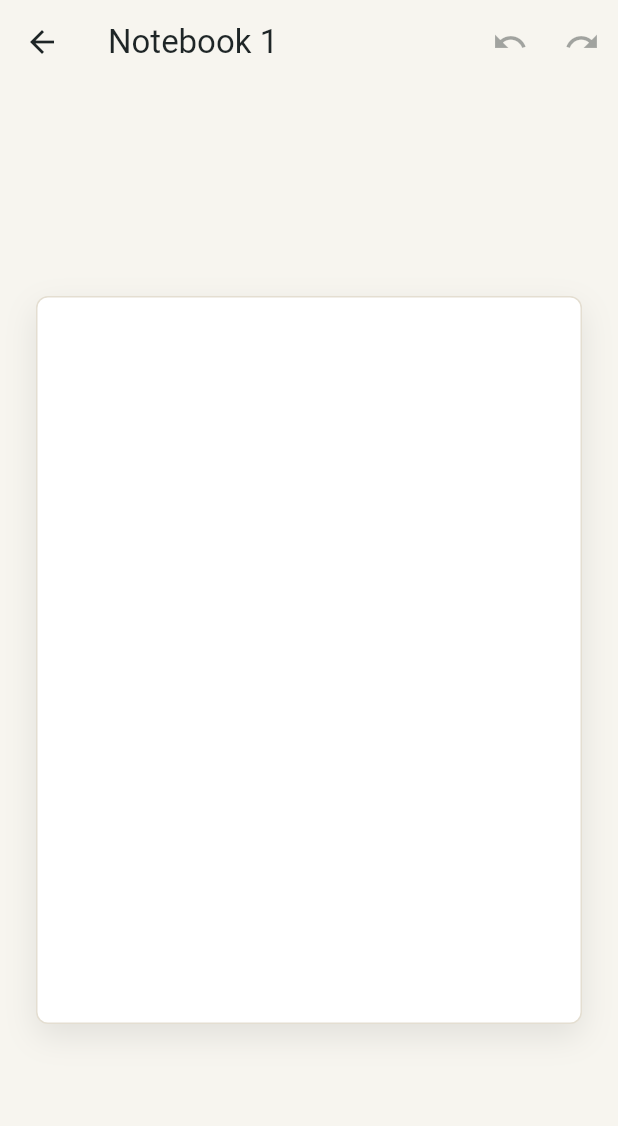
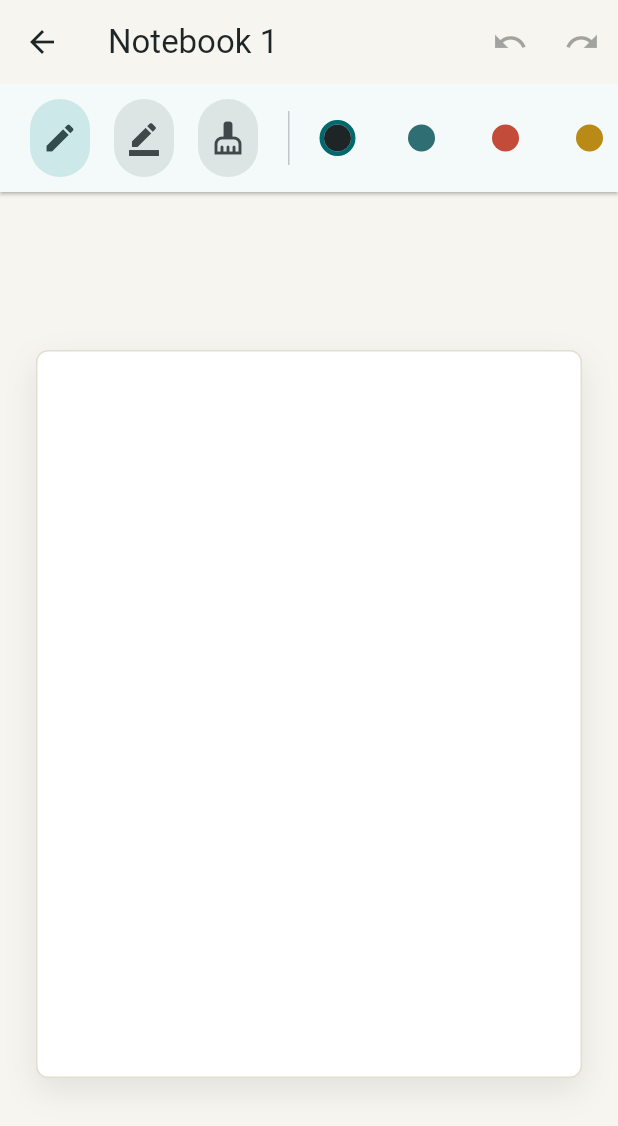
Before and after one commit to lvyanxiang/inknest_notes, a Flutter app: the screen it shows after launch, after a tap on "New notebook", on a phone screen of 412 x 824 dp. Shown: the top 1126 px of the screen. Run offline on Flutter 3.47's test engine with Material 3 defaults, Android fonts, the phone set to English and light mode, and no system bars.

Commit message:
Transition to Milestone 4 by completing editor tools implementation, including the addition of an editor toolbar with pen, highlighter, and eraser functionalities. Update roadmap and status documentation to reflect completed tasks and next steps.

```diff
--- a/lib/features/editor/canvas/drawing_canvas.dart
+++ b/lib/features/editor/canvas/drawing_canvas.dart
@@ -10,11 +10,13 @@ class DrawingCanvas extends StatefulWidget {
     required this.page,
     required this.tool,
     required this.onStrokeComplete,
+    required this.onErase,
   });
 
   final NotePage page;
   final DrawingTool tool;
   final ValueChanged<Stroke> onStrokeComplete;
+  final ValueChanged<List<StrokePoint>> onErase;
 
   @override
   State<DrawingCanvas> createState() => _DrawingCanvasState();
@@ -25,6 +27,11 @@ class _DrawingCanvasState extends State<DrawingCanvas> {
 
   void _startStroke(PointerDownEvent event) {
     final point = _pointFromEvent(event.localPosition, event.pressure);
+
+    if (widget.tool.type == ToolType.eraser) {
+      widget.onErase([point]);
+      return;
+    }
 
     setState(() {
       _activeStroke = Stroke(
@@ -38,6 +45,11 @@ class _DrawingCanvasState extends State<DrawingCanvas> {
   }
 
   void _appendPoint(PointerMoveEvent event) {
+    if (widget.tool.type == ToolType.eraser) {
+      widget.onErase([_pointFromEvent(event.localPosition, event.pressure)]);
+      return;
+    }
+
     final activeStroke = _activeStroke;
     if (activeStroke == null) {
       return;
@@ -113,6 +125,9 @@ class _StrokePainter extends CustomPainter {
         ..strokeWidth = stroke.width
         ..strokeCap = StrokeCap.round
         ..strokeJoin = StrokeJoin.round
+        ..blendMode = stroke.isHighlighter
+            ? BlendMode.multiply
+            : BlendMode.srcOver
         ..style = PaintingStyle.stroke;
 
       if (stroke.points.length == 1) {
--- a/lib/features/editor/editor_screen.dart
+++ b/lib/features/editor/editor_screen.dart
@@ -1,8 +1,10 @@
 import 'package:flutter/material.dart';
 import 'package:inknest_notes/features/editor/canvas/drawing_canvas.dart';
+import 'package:inknest_notes/features/editor/tools/editor_toolbar.dart';
 import 'package:inknest_notes/models/note_page.dart';
 import 'package:inknest_notes/models/notebook.dart';
 import 'package:inknest_notes/models/stroke.dart';
+import 'package:inknest_notes/models/stroke_point.dart';
 import 'package:inknest_notes/models/tool.dart';
 
 class EditorScreen extends StatefulWidget {
@@ -18,8 +20,8 @@ class _EditorScreenState extends State<EditorScreen> {
   static const _pageWidth = 768.0;
   static const _pageHeight = 1024.0;
 
-  final DrawingTool _tool = const DrawingTool();
   final List<Stroke> _redoStack = [];
+  DrawingTool _tool = const DrawingTool();
   late NotePage _page;
 
   @override
@@ -62,6 +64,41 @@ class _EditorScreenState extends State<EditorScreen> {
     });
   }
 
+  void _setTool(DrawingTool tool) {
+    setState(() {
+      _tool = tool;
+    });
+  }
+
+  void _eraseAt(List<StrokePoint> points) {
+    final remainingStrokes = _page.strokes
+        .where((stroke) => !_strokeIntersectsEraser(stroke, points))
+        .toList();
+
+    if (remainingStrokes.length == _page.strokes.length) {
+      return;
+    }
+
+    setState(() {
+      _page = _page.copyWith(strokes: remainingStrokes);
+      _redoStack.clear();
+    });
+  }
+
+  bool _strokeIntersectsEraser(Stroke stroke, List<StrokePoint> eraserPoints) {
+    final radius = _tool.width / 2;
+
+    for (final strokePoint in stroke.points) {
+      for (final eraserPoint in eraserPoints) {
+        if ((strokePoint.offset - eraserPoint.offset).distance <= radius) {
+          return true;
+        }
+      }
+    }
+
+    return false;
+  }
+
   @override
   Widget build(BuildContext context) {
     return Scaffold(
@@ -80,7 +117,11 @@ class _EditorScreenState extends State<EditorScreen> {
           ),
         ],
       ),
-      body: Center(
+      body: Column(
+        children: [
+          EditorToolbar(tool: _tool, onToolChanged: _setTool),
+          Expanded(
+            child: Center(
               child: Padding(
                 padding: const EdgeInsets.all(24),
                 child: AspectRatio(
@@ -104,12 +145,16 @@ class _EditorScreenState extends State<EditorScreen> {
                         page: _page,
                         tool: _tool,
                         onStrokeComplete: _addStroke,
+                        onErase: _eraseAt,
                       ),
                     ),
                   ),
                 ),
               ),
             ),
+          ),
+        ],
+      ),
     );
   }
 }
--- /dev/null
+++ b/lib/features/editor/tools/editor_toolbar.dart
@@ -0,0 +1,245 @@
+import 'package:flutter/material.dart';
+import 'package:inknest_notes/models/tool.dart';
+
+class EditorToolbar extends StatelessWidget {
+  const EditorToolbar({
+    super.key,
+    required this.tool,
+    required this.onToolChanged,
+  });
+
+  final DrawingTool tool;
+  final ValueChanged<DrawingTool> onToolChanged;
+
+  static const _colors = [
+    Color(0xFF1E2526),
+    Color(0xFF2F6F73),
+    Color(0xFFC24B3A),
+    Color(0xFFB98A16),
+  ];
+
+  static const _widths = [3.0, 5.0, 8.0];
+
+  void _selectTool(ToolType type) {
+    final width = switch (type) {
+      ToolType.pen => tool.width,
+      ToolType.highlighter => tool.width < 8 ? 12.0 : tool.width,
+      ToolType.eraser => tool.width < 16 ? 24.0 : tool.width,
+    };
+
+    onToolChanged(tool.copyWith(type: type, width: width));
+  }
+
+  void _selectColor(Color color) {
+    onToolChanged(tool.copyWith(color: color));
+  }
+
+  void _selectWidth(double width) {
+    onToolChanged(tool.copyWith(width: width));
+  }
+
+  @override
+  Widget build(BuildContext context) {
+    return Material(
+      color: Theme.of(context).colorScheme.surface,
+      elevation: 1,
+      child: SafeArea(
+        bottom: false,
+        child: SizedBox(
+          height: 72,
+          child: ListView(
+            scrollDirection: Axis.horizontal,
+            padding: const EdgeInsets.symmetric(horizontal: 16, vertical: 10),
+            children: [
+              _ToolButton(
+                icon: Icons.edit,
+                label: 'Pen',
+                isSelected: tool.type == ToolType.pen,
+                onPressed: () => _selectTool(ToolType.pen),
+              ),
+              _ToolButton(
+                icon: Icons.border_color,
+                label: 'Highlighter',
+                isSelected: tool.type == ToolType.highlighter,
+                onPressed: () => _selectTool(ToolType.highlighter),
+              ),
+              _ToolButton(
+                icon: Icons.cleaning_services,
+                label: 'Eraser',
+                isSelected: tool.type == ToolType.eraser,
+                onPressed: () => _selectTool(ToolType.eraser),
+              ),
+              const _ToolbarDivider(),
+              for (final color in _colors)
+                _ColorButton(
+                  color: color,
+                  isSelected: tool.color == color,
+                  onPressed: () => _selectColor(color),
+                ),
+              const _ToolbarDivider(),
+              for (final width in _widths)
+                _WidthButton(
+                  width: width,
+                  isSelected: tool.width == width,
+                  onPressed: () => _selectWidth(width),
+                ),
+            ],
+          ),
+        ),
+      ),
+    );
+  }
+}
+
+class _ToolButton extends StatelessWidget {
+  const _ToolButton({
+    required this.icon,
+    required this.label,
+    required this.isSelected,
+    required this.onPressed,
+  });
+
+  final IconData icon;
+  final String label;
+  final bool isSelected;
+  final VoidCallback onPressed;
+
+  @override
+  Widget build(BuildContext context) {
+    return Padding(
+      padding: const EdgeInsets.only(right: 8),
+      child: Tooltip(
+        message: label,
+        child: IconButton.filledTonal(
+          isSelected: isSelected,
+          onPressed: onPressed,
+          icon: Icon(icon),
+          selectedIcon: Icon(icon),
+        ),
+      ),
+    );
+  }
+}
+
+class _ColorButton extends StatelessWidget {
+  const _ColorButton({
+    required this.color,
+    required this.isSelected,
+    required this.onPressed,
+  });
+
+  final Color color;
+  final bool isSelected;
+  final VoidCallback onPressed;
+
+  @override
+  Widget build(BuildContext context) {
+    return Padding(
+      padding: const EdgeInsets.only(right: 8),
+      child: Tooltip(
+        message: 'Color',
+        child: IconButton(
+          isSelected: isSelected,
+          onPressed: onPressed,
+          icon: _ColorDot(color: color, isSelected: isSelected),
+          selectedIcon: _ColorDot(color: color, isSelected: isSelected),
+        ),
+      ),
+    );
+  }
+}
+
+class _WidthButton extends StatelessWidget {
+  const _WidthButton({
+    required this.width,
+    required this.isSelected,
+    required this.onPressed,
+  });
+
+  final double width;
+  final bool isSelected;
+  final VoidCallback onPressed;
+
+  @override
+  Widget build(BuildContext context) {
+    return Padding(
+      padding: const EdgeInsets.only(right: 8),
+      child: Tooltip(
+        message: 'Width ${width.toInt()}',
+        child: IconButton(
+          isSelected: isSelected,
+          onPressed: onPressed,
+          icon: _WidthPreview(width: width, isSelected: isSelected),
+          selectedIcon: _WidthPreview(width: width, isSelected: isSelected),
+        ),
+      ),
+    );
+  }
+}
+
+class _ColorDot extends StatelessWidget {
+  const _ColorDot({required this.color, required this.isSelected});
+
+  final Color color;
+  final bool isSelected;
+
+  @override
+  Widget build(BuildContext context) {
+    return DecoratedBox(
+      decoration: BoxDecoration(
+        shape: BoxShape.circle,
+        border: Border.all(
+          color: isSelected
+              ? Theme.of(context).colorScheme.primary
+              : Colors.transparent,
+          width: 3,
+        ),
+      ),
+      child: Padding(
+        padding: const EdgeInsets.all(3),
+        child: DecoratedBox(
+          decoration: BoxDecoration(color: color, shape: BoxShape.circle),
+          child: const SizedBox.square(dimension: 18),
+        ),
+      ),
+    );
+  }
+}
+
+class _WidthPreview extends StatelessWidget {
+  const _WidthPreview({required this.width, required this.isSelected});
+
+  final double width;
+  final bool isSelected;
+
+  @override
+  Widget build(BuildContext context) {
+    final colorScheme = Theme.of(context).colorScheme;
+
+    return SizedBox.square(
+      dimension: 28,
+      child: Center(
+        child: Container(
+          width: 24,
+          height: width,
+          decoration: BoxDecoration(
+            color: isSelected ? colorScheme.primary : colorScheme.onSurface,
+            borderRadius: BorderRadius.circular(width),
+          ),
+        ),
+      ),
+    );
+  }
+}
+
+class _ToolbarDivider extends StatelessWidget {
+  const _ToolbarDivider();
+
+  @override
+  Widget build(BuildContext context) {
+    return const Padding(
+      padding: EdgeInsets.symmetric(horizontal: 8, vertical: 8),
+      child: VerticalDivider(width: 1),
+    );
+  }
+}
--- a/lib/models/stroke.dart
+++ b/lib/models/stroke.dart
@@ -20,6 +20,8 @@ class Stroke {
   final double width;
   final List<StrokePoint> points;
 
+  bool get isHighlighter => tool == ToolType.highlighter;
+
   Stroke copyWith({List<StrokePoint>? points}) {
     return Stroke(
       id: id,
--- a/lib/models/tool.dart
+++ b/lib/models/tool.dart
@@ -2,7 +2,7 @@ import 'dart:ui';
 
 import 'package:flutter/foundation.dart';
 
-enum ToolType { pen }
+enum ToolType { pen, highlighter, eraser }
 
 @immutable
 class DrawingTool {
@@ -15,4 +15,12 @@ class DrawingTool {
   final ToolType type;
   final Color color;
   final double width;
+
+  DrawingTool copyWith({ToolType? type, Color? color, double? width}) {
+    return DrawingTool(
+      type: type ?? this.type,
+      color: color ?? this.color,
+      width: width ?? this.width,
+    );
+  }
 }
```
Also changed, not shown: 3 other files. Lines whose indentation alone changed are shown as unchanged.
